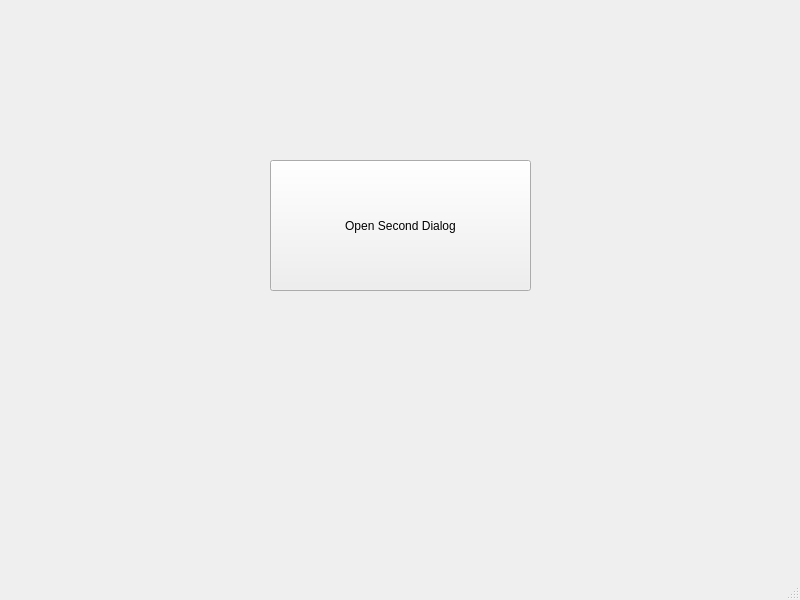
This is SecondWindow/mainwindow.ui in jentor67/Qt6Cmake as Qt 5 draws it before an edit. The edited form follows.
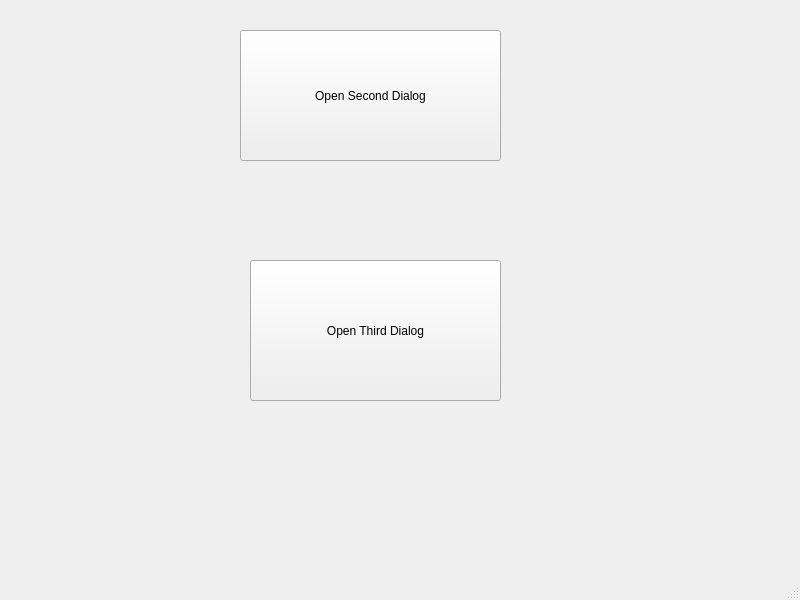
This is the edited form.

Commit message: Breakthrough gettting 2nd and 3rd windows opening

```diff
--- a/SecondWindow/mainwindow.ui
+++ b/SecondWindow/mainwindow.ui
@@ -17,8 +17,8 @@
    <widget class="QPushButton" name="pushButton">
     <property name="geometry">
      <rect>
-      <x>270</x>
-      <y>160</y>
+      <x>240</x>
+      <y>30</y>
       <width>261</width>
       <height>131</height>
      </rect>
@@ -27,6 +27,19 @@
      <string>Open Second Dialog</string>
     </property>
    </widget>
+   <widget class="QPushButton" name="pushButtonThirdWindow_2">
+    <property name="geometry">
+     <rect>
+      <x>250</x>
+      <y>260</y>
+      <width>251</width>
+      <height>141</height>
+     </rect>
+    </property>
+    <property name="text">
+     <string>Open Third Dialog</string>
+    </property>
+   </widget>
   </widget>
   <widget class="QMenuBar" name="menubar">
    <property name="geometry">
```
Left out of the diff: 2 changed lines with no effect on the pictures. The commit also changes 6 other files.
